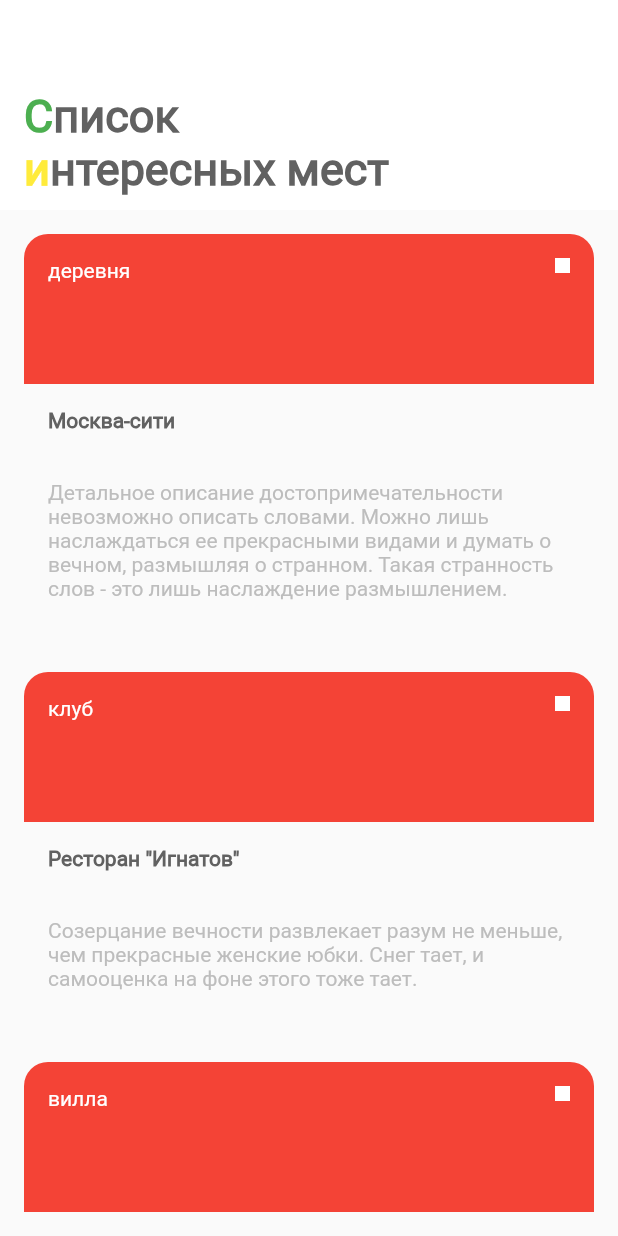
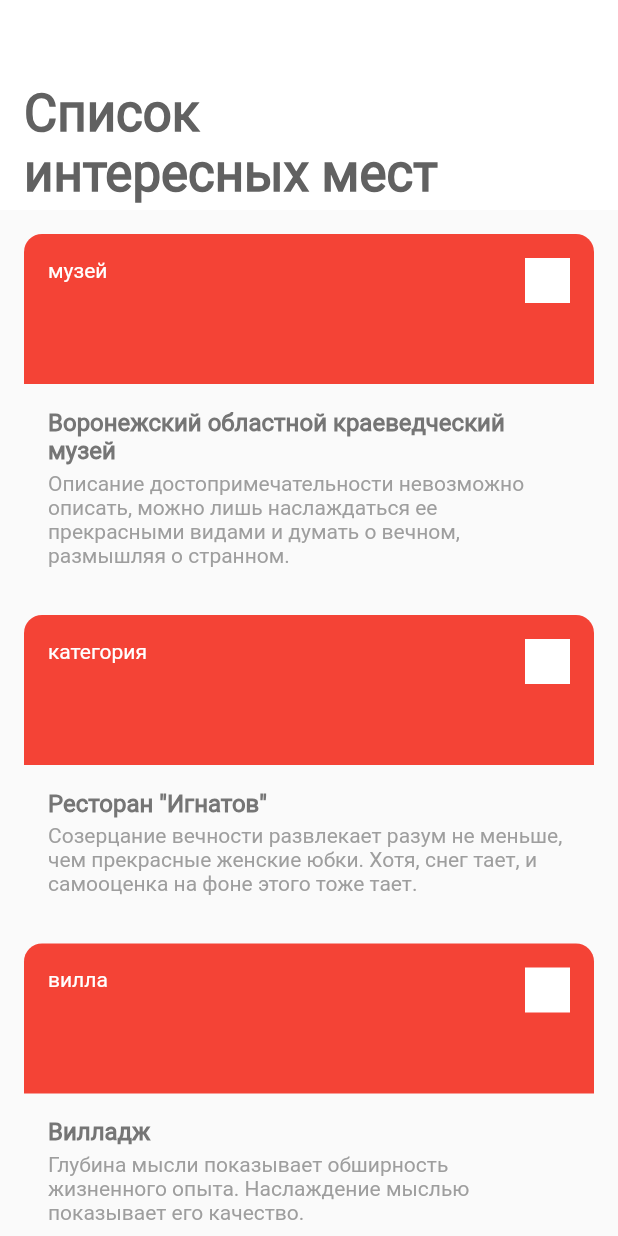
Before and after one commit to aadomin/places, a Flutter app: the screen it shows after launch, on a phone screen of 412 x 824 dp. Run offline on Flutter 3.47's test engine with Material 2 defaults, Android fonts, the phone set to English and light mode, and no system bars.

Commit message:
text styles, paddings, mocks

```diff
--- a/lib/mocks.dart
+++ b/lib/mocks.dart
@@ -2,13 +2,13 @@ import 'domain/sight.dart';
 
 final List<Sight> mocks = [
   Sight(
-    name: 'Москва-сити',
+    name: 'Воронежский областной краеведческий музей',
     lat: 3424324.423,
     lon: 8385733.384,
     url: 'moskva.com',
     details:
-        'Детальное описание достопримечательности невозможно описать словами. Можно лишь наслаждаться ее прекрасными видами и думать о вечном, размышляя о странном. Такая странность слов - это лишь наслаждение размышлением.',
-    type: 'деревня',
+        'Описание достопримечательности невозможно описать, можно лишь наслаждаться ее прекрасными видами и думать о вечном, размышляя о странном.',
+    type: 'музей',
   ),
   Sight(
     name: 'Ресторан "Игнатов"',
@@ -16,8 +16,8 @@ final List<Sight> mocks = [
     lon: 23535344.344,
     url: 'kva.com',
     details:
-        'Созерцание вечности развлекает разум не меньше, чем прекрасные женские юбки. Снег тает, и самооценка на фоне этого тоже тает.',
-    type: 'клуб',
+        'Созерцание вечности развлекает разум не меньше, чем прекрасные женские юбки. Хотя, снег тает, и самооценка на фоне этого тоже тает.',
+    type: 'категория',
   ),
   Sight(
     name: 'Вилладж',
--- /dev/null
+++ b/lib/ui/res/text_styles.dart
@@ -0,0 +1,21 @@
+import 'package:flutter/material.dart';
+
+var styleH1 = TextStyle(
+  fontSize: 34,
+  fontWeight: FontWeight.bold,
+  color: Colors.grey.shade700,
+);
+
+var styleH3 = TextStyle(
+  fontWeight: FontWeight.bold,
+  fontSize: 16,
+  color: Colors.grey.shade600,
+);
+
+var styleH6 = TextStyle(
+  color: Colors.grey.shade500,
+);
+
+var styleOfLabel = TextStyle(
+  color: Colors.white,
+);
--- a/lib/ui/screen/sight_card.dart
+++ b/lib/ui/screen/sight_card.dart
@@ -1,5 +1,6 @@
 import 'package:flutter/material.dart';
 import '../../domain/sight.dart';
+import '../res/text_styles.dart';
 
 class SightCard extends StatelessWidget {
   final Sight sight;
@@ -19,32 +20,27 @@ class SightCard extends StatelessWidget {
                 decoration: BoxDecoration(
                   color: Colors.red,
                   borderRadius: BorderRadius.only(
-                    topLeft: Radius.circular(16),
-                    topRight: Radius.circular(16),
+                    topLeft: Radius.circular(12),
+                    topRight: Radius.circular(12),
                   ),
                 ),
                 width: double.infinity,
                 height: 100,
               ),
               Container(
-                padding: EdgeInsets.all(16),
+                padding: EdgeInsets.only(top: 16, right: 16, left: 16),
                 alignment: Alignment.topLeft,
                 child: Text(
                   sight.name,
-                  style: TextStyle(
-                    fontWeight: FontWeight.bold,
-                    color: Colors.grey.shade700,
-                  ),
+                  style: styleH3,
                 ),
               ),
               Container(
-                padding: EdgeInsets.all(16),
+                padding: EdgeInsets.only(top: 4, right: 16, left: 16),
                 alignment: Alignment.topLeft,
                 child: Text(
                   sight.details,
-                  style: TextStyle(
-                    color: Colors.grey.shade400,
-                  ),
+                  style: styleH6,
                 ),
               ),
             ],
@@ -54,9 +50,7 @@ class SightCard extends StatelessWidget {
             padding: EdgeInsets.all(16),
             child: Text(
               sight.type,
-              style: TextStyle(
-                color: Colors.white,
-              ),
+              style: styleOfLabel,
             ),
             width: double.infinity,
           ),
@@ -66,8 +60,8 @@ class SightCard extends StatelessWidget {
             padding: EdgeInsets.all(16),
             child: Container(
               color: Colors.white,
-              height: 10,
-              width: 10,
+              height: 30,
+              width: 30,
             ),
           ),
         ],
--- a/lib/ui/screen/sight_list_screen.dart
+++ b/lib/ui/screen/sight_list_screen.dart
@@ -2,6 +2,7 @@ import 'package:flutter/material.dart';
 import 'sight_card.dart';
 import '../../domain/sight.dart';
 import '../../mocks.dart';
+import '../res/text_styles.dart';
 
 class SightListScreen extends StatefulWidget {
   @override
@@ -18,35 +19,18 @@ class _SightListScreenState extends State<SightListScreen> {
           padding: EdgeInsets.only(
             top: 60,
           ),
-          child: SizedBox(
-            width: 250,
-            height: 80,
+          child: Container(
+            width: 290,
+            //color: Colors.yellow.shade100,
+            height: 90,
+            padding: EdgeInsets.only(bottom:10),
             child: RichText(
               text: TextSpan(children: [
                 TextSpan(
-                  style: TextStyle(
-                    fontSize: 30,
-                    fontWeight: FontWeight.bold,
-                    color: Colors.grey.shade700,
-                  ),
+                  style: styleH1,
                   children: [
                     TextSpan(
-                      text: 'С',
-                      style: TextStyle(
-                        color: Colors.green,
-                      ),
-                    ),
-                    TextSpan(
-                      text: 'писок ',
-                    ),
-                    TextSpan(
-                      text: 'и',
-                      style: TextStyle(
-                        color: Colors.yellow,
-                      ),
-                    ),
-                    TextSpan(
-                      text: 'нтересных мест',
+                      text: 'Список интересных мест',
                     ),
                   ],
                 ),
@@ -66,9 +50,6 @@ class _SightListScreenState extends State<SightListScreen> {
               SightCard(mocks[0]),
               SightCard(mocks[1]),
               SightCard(mocks[2]),
-              SightCard(mocks[0]),
-              SightCard(mocks[1]),
-              SightCard(mocks[2]),
             ],
             mainAxisSize: MainAxisSize.min,
           ),
```
